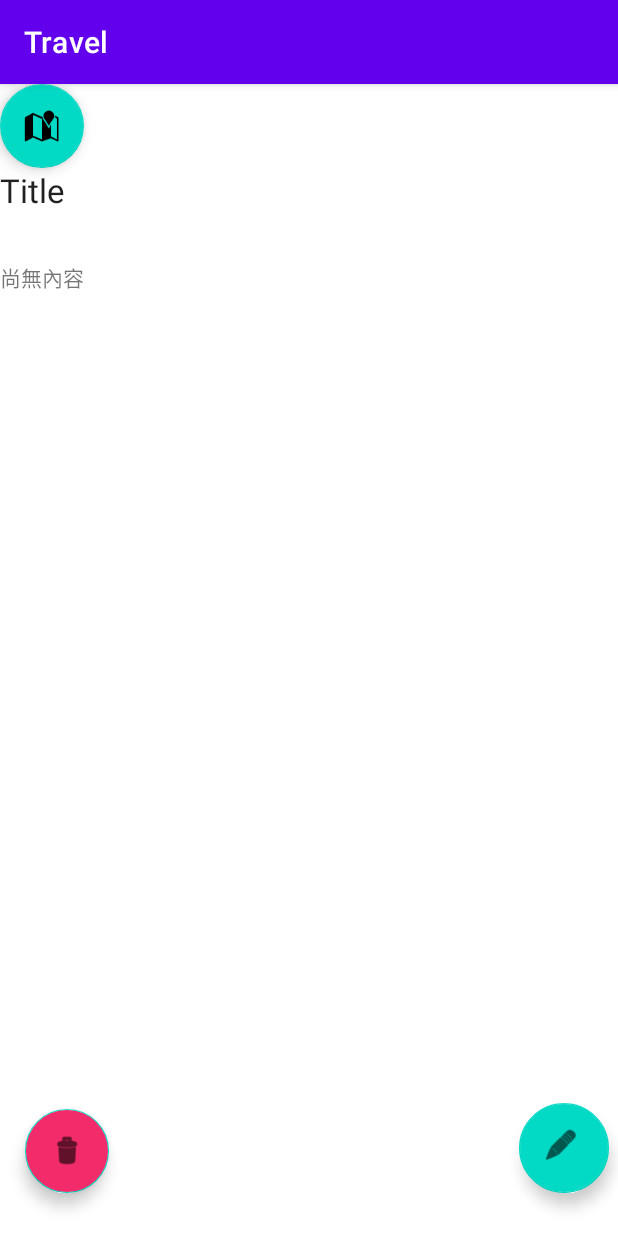
After one commit to YuehSheng/Travel, an Android app: the LocationInfo screen opened directly, with no data from a screen before it, on a phone screen of 412 x 824 dp. The commit adds this screen. Run offline under Robolectric (Android 15) with nearby library versions, the phone set to English and light mode, and no system bars.

Commit message:
LocationInfo layout

```diff
--- a/app/src/main/AndroidManifest.xml
+++ b/app/src/main/AndroidManifest.xml
@@ -1,6 +1,7 @@
 <?xml version="1.0" encoding="utf-8"?>
 <manifest xmlns:android="http://schemas.android.com/apk/res/android"
     package="com.example.travel">
+
     <uses-permission android:name="android.permission.ACCESS_COARSE_LOCATION" />
     <uses-permission android:name="android.permission.ACCESS_FINE_LOCATION" />
     <uses-permission android:name="android.permission.ACCESS_LOCATION_EXTRA_COMMANDS" />
@@ -13,7 +14,9 @@
         android:roundIcon="@mipmap/ic_launcher_round"
         android:supportsRtl="true"
         android:theme="@style/Theme.Travel">
-
+        <activity
+            android:name=".LocationInfo"
+            android:exported="false" />
         <!--
              TODO: Before you run your application, you need a Google Maps API key.
 
--- /dev/null
+++ b/app/src/main/java/com/example/travel/LocationInfo.java
@@ -0,0 +1,14 @@
+package com.example.travel;
+
+import androidx.appcompat.app.AppCompatActivity;
+
+import android.os.Bundle;
+
+public class LocationInfo extends AppCompatActivity {
+
+    @Override
+    protected void onCreate(Bundle savedInstanceState) {
+        super.onCreate(savedInstanceState);
+        setContentView(R.layout.activity_location_info);
+    }
+}
--- a/app/src/main/java/com/example/travel/MapsActivity.java
+++ b/app/src/main/java/com/example/travel/MapsActivity.java
@@ -244,7 +244,7 @@ public class MapsActivity extends FragmentActivity implements OnMapReadyCallback
     }
 
     public void changeMapType(GoogleMap googleMap){
-        mMap.setMapType((mMap.getMapType()%4)+1);
+        googleMap.setMapType((googleMap.getMapType()%4)+1);
     }
 
     public void initAddMarkerDialog(){
--- /dev/null
+++ b/app/src/main/res/layout/activity_location_info.xml
@@ -0,0 +1,62 @@
+<?xml version="1.0" encoding="utf-8"?>
+<LinearLayout xmlns:android="http://schemas.android.com/apk/res/android"
+    xmlns:app="http://schemas.android.com/apk/res-auto"
+    xmlns:tools="http://schemas.android.com/tools"
+    android:layout_width="match_parent"
+    android:layout_height="match_parent"
+    android:orientation="vertical">
+
+    <com.google.android.material.floatingactionbutton.FloatingActionButton
+        android:id="@+id/floatingActionButton3"
+        android:layout_width="wrap_content"
+        android:layout_height="wrap_content"
+        android:clickable="true"
+        app:srcCompat="@android:drawable/ic_dialog_map" />
+
+    <TextView
+        android:id="@+id/textView"
+        android:layout_width="match_parent"
+        android:layout_height="62dp"
+        android:text="Title"
+        android:textAppearance="@style/TextAppearance.AppCompat.Large" />
+
+    <TextView
+        android:id="@+id/textView2"
+        android:layout_width="match_parent"
+        android:layout_height="401dp"
+        android:text="尚無內容" />
+
+    <androidx.constraintlayout.widget.ConstraintLayout
+        android:layout_width="422dp"
+        android:layout_height="match_parent">
+
+        <com.google.android.material.floatingactionbutton.FloatingActionButton
+            android:id="@+id/floatingActionButton"
+            android:layout_width="85dp"
+            android:layout_height="60dp"
+            android:clickable="true"
+            app:layout_constraintBottom_toBottomOf="parent"
+            app:layout_constraintEnd_toEndOf="parent"
+            app:layout_constraintHorizontal_bias="0.944"
+            app:layout_constraintStart_toEndOf="@+id/cancelMarker2"
+            app:layout_constraintTop_toTopOf="parent"
+            app:layout_constraintVertical_bias="0.848"
+            app:srcCompat="@android:drawable/ic_menu_edit" />
+
+        <com.google.android.material.floatingactionbutton.FloatingActionButton
+            android:id="@+id/cancelMarker2"
+            app:fabSize="auto"
+            app:layout_constraintBottom_toBottomOf="parent"
+            app:layout_constraintEnd_toEndOf="parent"
+            app:layout_constraintHorizontal_bias="0.045"
+            app:layout_constraintTop_toTopOf="parent"
+            app:layout_constraintVertical_bias="0.85"
+            android:layout_width="wrap_content"
+            android:layout_height="wrap_content"
+            android:backgroundTint="#F22B6A"
+            android:src="@android:drawable/ic_menu_delete"
+            app:layout_constraintStart_toStartOf="parent"
+            tools:layout_editor_absoluteY="117dp" />
+    </androidx.constraintlayout.widget.ConstraintLayout>
+
+</LinearLayout>
```
